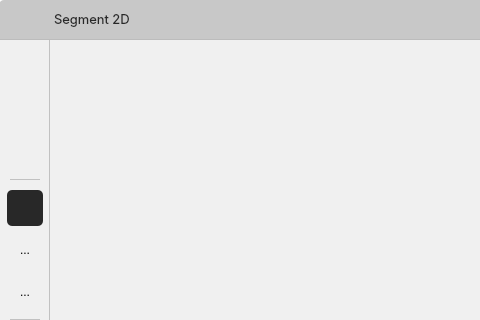
This is main_structure.ui in KatouMegumii/easy-to-segment as Qt 5 draws it before an edit; both pictures show x 0 to 480 and y 0 to 320 of the 1000 by 600 pixel window. The edited form follows.
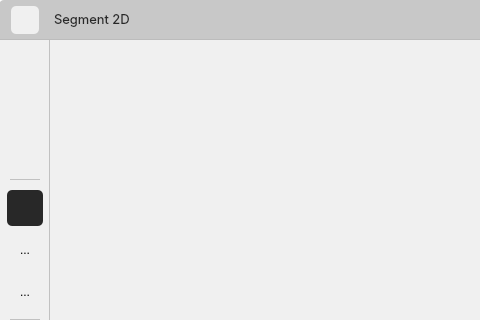
This is the edited form. Icons and pictures are not drawn.

Commit message: set path to relative

```diff
--- a/main_structure.ui
+++ b/main_structure.ui
@@ -246,7 +246,7 @@
       </size>
      </property>
     </widget>
-    <widget class="QLabel" name="icon">
+    <widget class="QPushButton" name="logo">
      <property name="geometry">
       <rect>
        <x>12</x>
@@ -255,14 +255,19 @@
        <height>28</height>
       </rect>
      </property>
-     <property name="styleSheet">
-      <string notr="true">image: url(D:/Python Coding/easy-to-segment/UI icon/logo.png);
-boarder-radius:4px;
-background:transparent;</string>
-     </property>
      <property name="text">
       <string/>
      </property>
+     <property name="icon">
+      <iconset>
+       <normaloff>UI icon/logo.png</normaloff>UI icon/logo.png</iconset>
+     </property>
+     <property name="iconSize">
+      <size>
+       <width>28</width>
+       <height>28</height>
+      </size>
+     </property>
     </widget>
     <zorder>icon</zorder>
     <zorder>cbox_mode</zorder>
```
Left out of the diff: 20 changed lines with no effect on the pictures. The commit also changes 2 other files.
